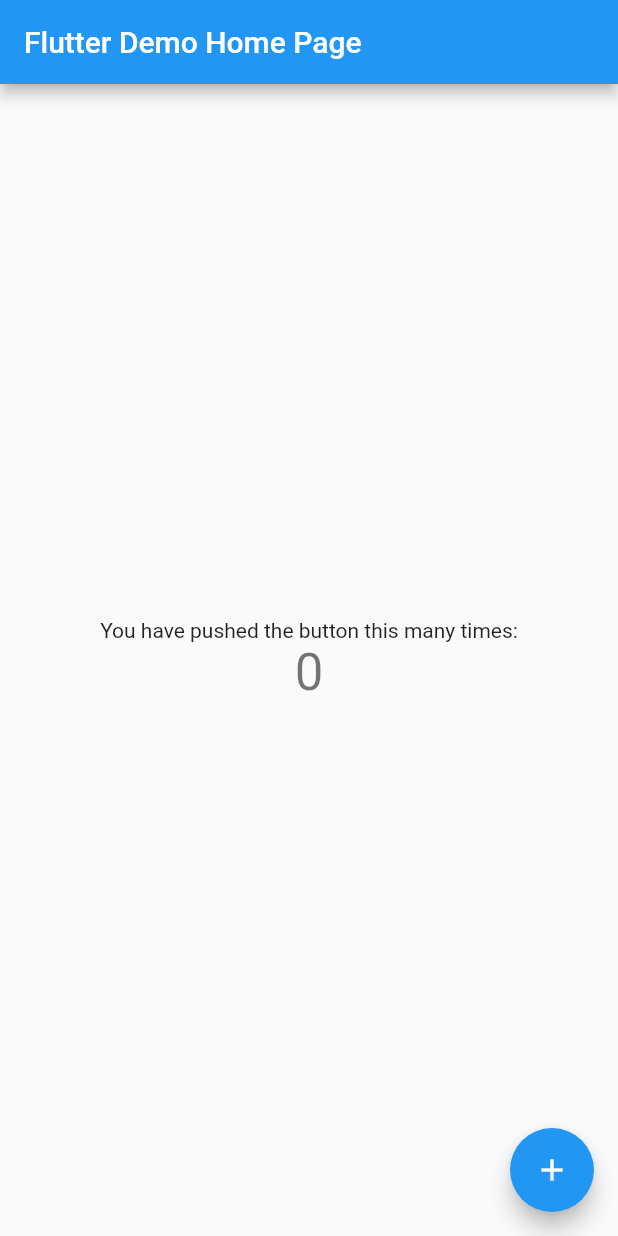
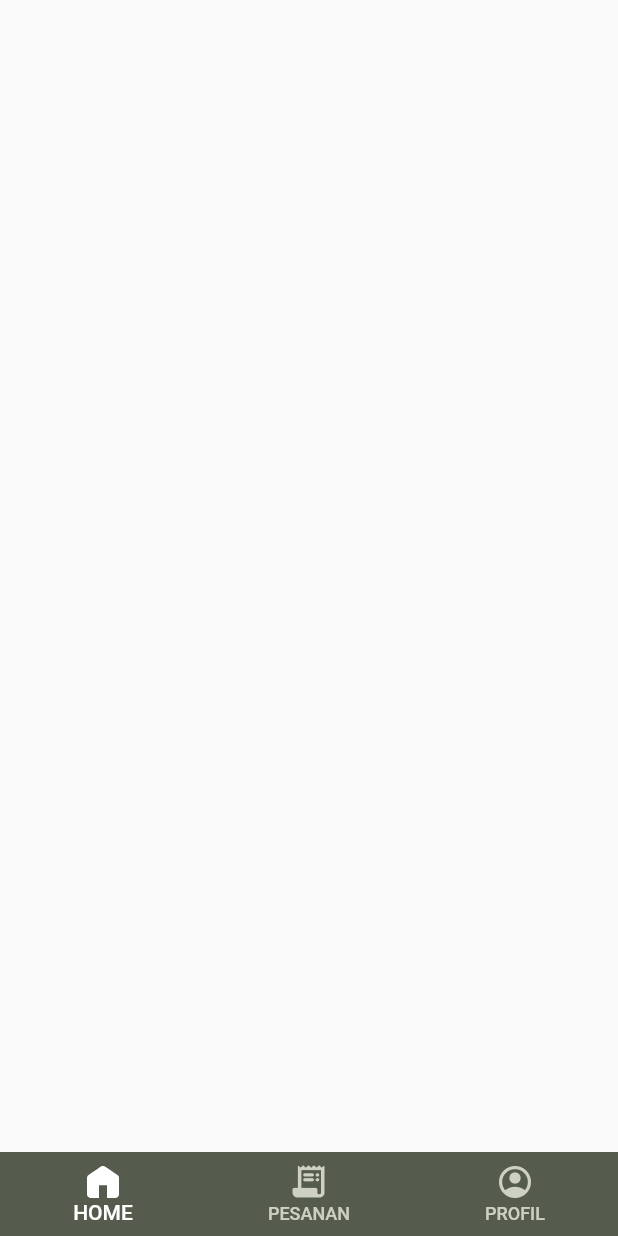
Before and after one commit to finnchristoffer/JemputAh-App-Driver, a Flutter app: the screen it shows after launch, on a phone screen of 412 x 824 dp. Run offline on Flutter 3.47's test engine with Material 2 defaults, Android fonts, the phone set to English and light mode, and no system bars; Roboto replaces fonts that are missing (Poppins).

Commit message:
Base Screen and Featured Screen

```diff
--- a/lib/main.dart
+++ b/lib/main.dart
@@ -1,115 +1,46 @@
 import 'package:flutter/material.dart';
+import 'package:jemputah_app_driver/screens/base_screen.dart';
+//import 'screens/splash_screen.dart';
 
 void main() {
   runApp(const MyApp());
 }
 
 class MyApp extends StatelessWidget {
-  const MyApp({super.key});
+  const MyApp({Key? key}) : super(key: key);
 
   // This widget is the root of your application.
   @override
   Widget build(BuildContext context) {
     return MaterialApp(
-      title: 'Flutter Demo',
+      debugShowCheckedModeBanner: false,
+      title: 'JemputAh App Driver',
+      home: const BaseScreen(),
+      //const SplashScreen(),
       theme: ThemeData(
-        // This is the theme of your application.
-        //
-        // Try running your application with "flutter run". You'll see the
-        // application has a blue toolbar. Then, without quitting the app, try
-        // changing the primarySwatch below to Colors.green and then invoke
-        // "hot reload" (press "r" in the console where you ran "flutter run",
-        // or simply save your changes to "hot reload" in a Flutter IDE).
-        // Notice that the counter didn't reset back to zero; the application
-        // is not restarted.
         primarySwatch: Colors.blue,
+        fontFamily: 'Poppins',
+        textTheme: const TextTheme(
+          titleLarge: TextStyle(
+            fontSize: 20,
+            color: Colors.white,
+            fontWeight: FontWeight.w500,
+          ),
+          bodyLarge: TextStyle(
+            fontSize: 20,
+            fontWeight: FontWeight.w500,
+          ),
+          bodyMedium: TextStyle(
+            fontSize: 16,
+            fontWeight: FontWeight.w500,
+          ),
+          displayMedium: TextStyle(
+            fontWeight: FontWeight.w700,
+            fontSize: 18,
+            color: Colors.black,
+          ),
+        ),
       ),
-      home: const MyHomePage(title: 'Flutter Demo Home Page'),
     );
   }
 }
-
-class MyHomePage extends StatefulWidget {
-  const MyHomePage({super.key, required this.title});
-
-  // This widget is the home page of your application. It is stateful, meaning
-  // that it has a State object (defined below) that contains fields that affect
-  // how it looks.
-
-  // This class is the configuration for the state. It holds the values (in this
-  // case the title) provided by the parent (in this case the App widget) and
-  // used by the build method of the State. Fields in a Widget subclass are
-  // always marked "final".
-
-  final String title;
-
-  @override
-  State<MyHomePage> createState() => _MyHomePageState();
-}
-
-class _MyHomePageState extends State<MyHomePage> {
-  int _counter = 0;
-
-  void _incrementCounter() {
-    setState(() {
-      // This call to setState tells the Flutter framework that something has
-      // changed in this State, which causes it to rerun the build method below
-      // so that the display can reflect the updated values. If we changed
-      // _counter without calling setState(), then the build method would not be
-      // called again, and so nothing would appear to happen.
-      _counter++;
-    });
-  }
-
-  @override
-  Widget build(BuildContext context) {
-    // This method is rerun every time setState is called, for instance as done
-    // by the _incrementCounter method above.
-    //
-    // The Flutter framework has been optimized to make rerunning build methods
-    // fast, so that you can just rebuild anything that needs updating rather
-    // than having to individually change instances of widgets.
-    return Scaffold(
-      appBar: AppBar(
-        // Here we take the value from the MyHomePage object that was created by
-        // the App.build method, and use it to set our appbar title.
-        title: Text(widget.title),
-      ),
-      body: Center(
-        // Center is a layout widget. It takes a single child and positions it
-        // in the middle of the parent.
-        child: Column(
-          // Column is also a layout widget. It takes a list of children and
-          // arranges them vertically. By default, it sizes itself to fit its
-          // children horizontally, and tries to be as tall as its parent.
-          //
-          // Invoke "debug painting" (press "p" in the console, choose the
-          // "Toggle Debug Paint" action from the Flutter Inspector in Android
-          // Studio, or the "Toggle Debug Paint" command in Visual Studio Code)
-          // to see the wireframe for each widget.
-          //
-          // Column has various properties to control how it sizes itself and
-          // how it positions its children. Here we use mainAxisAlignment to
-          // center the children vertically; the main axis here is the vertical
-          // axis because Columns are vertical (the cross axis would be
-          // horizontal).
-          mainAxisAlignment: MainAxisAlignment.center,
-          children: <Widget>[
-            const Text(
-              'You have pushed the button this many times:',
-            ),
-            Text(
-              '$_counter',
-              style: Theme.of(context).textTheme.headline4,
-            ),
-          ],
-        ),
-      ),
-      floatingActionButton: FloatingActionButton(
-        onPressed: _incrementCounter,
-        tooltip: 'Increment',
-        child: const Icon(Icons.add),
-      ), // This trailing comma makes auto-formatting nicer for build methods.
-    );
-  }
-}
--- /dev/null
+++ b/lib/screens/base_screen.dart
@@ -0,0 +1,77 @@
+import 'package:flutter/material.dart';
+import 'package:jemputah_app_driver/constants/color.dart';
+import 'package:jemputah_app_driver/constants/icons.dart';
+import 'package:jemputah_app_driver/constants/size.dart';
+import 'package:jemputah_app_driver/screens/featured_screen.dart';
+
+class BaseScreen extends StatefulWidget {
+  const BaseScreen({Key? key}) : super(key: key);
+
+  @override
+  _BaseScreenState createState() => _BaseScreenState();
+}
+
+class _BaseScreenState extends State<BaseScreen> {
+  int _selectedIndex = 0;
+
+  static const List<Widget> _widgetOptions = <Widget>[
+    FeaturedScreen(),
+    FeaturedScreen(),
+    FeaturedScreen(),
+  ];
+  @override
+  Widget build(BuildContext context) {
+    return Scaffold(
+      body: Center(
+        child: _widgetOptions.elementAt(_selectedIndex),
+      ),
+      bottomNavigationBar: BottomNavigationBar(
+          type: BottomNavigationBarType.fixed,
+          selectedItemColor: AppColors.white,
+          unselectedItemColor: AppColors.brokenWhite,
+          backgroundColor: AppColors.mainGreen,
+          elevation: 0,
+          items: [
+            BottomNavigationBarItem(
+              activeIcon: Image.asset(
+                isHome,
+                height: kBottomNavigationBarItemSize,
+              ),
+              icon: Image.asset(
+                isHomeNotSelected,
+                height: kBottomNavigationBarItemSize,
+              ),
+              label: "HOME",
+            ),
+            BottomNavigationBarItem(
+              activeIcon: Image.asset(
+                isPesanan,
+                height: kBottomNavigationBarItemSize,
+              ),
+              icon: Image.asset(
+                isPesananNotSelected,
+                height: kBottomNavigationBarItemSize,
+              ),
+              label: "PESANAN",
+            ),
+            BottomNavigationBarItem(
+              activeIcon: Image.asset(
+                isProfil,
+                height: kBottomNavigationBarItemSize,
+              ),
+              icon: Image.asset(
+                isProfilNotSelected,
+                height: kBottomNavigationBarItemSize,
+              ),
+              label: "PROFIL",
+            ),
+          ],
+          currentIndex: _selectedIndex,
+          onTap: (int index) {
+            setState(() {
+              _selectedIndex = index;
+            });
+          }),
+    );
+  }
+}
--- /dev/null
+++ b/lib/screens/featured_screen.dart
@@ -0,0 +1,15 @@
+import 'package:flutter/material.dart';
+
+class FeaturedScreen extends StatefulWidget {
+  const FeaturedScreen({Key? key}) : super(key: key);
+
+  @override
+  State<FeaturedScreen> createState() => _FeaturedScreenState();
+}
+
+class _FeaturedScreenState extends State<FeaturedScreen> {
+  @override
+  Widget build(BuildContext context) {
+    return const Scaffold();
+  }
+}
```
Also changed, not shown: pubspec.yaml (+5 -3 lines), pubspec.lock.
